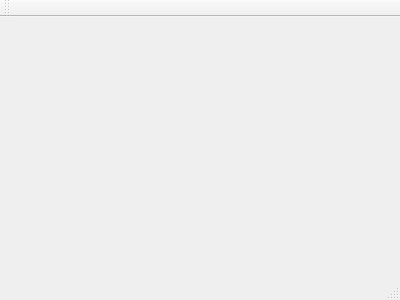
Before: the Qt Designer form eğitim  ve mini projeler/mini projeler/veritabani_deneme/mainwindow.ui in yakupc55/c--linux-havadurumu, drawn with Qt 5.
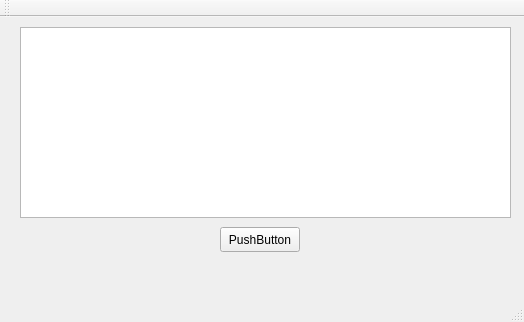
After: the same form once the commit is applied.

Patch:
```diff
--- a/eğitim  ve mini projeler/mini projeler/veritabani_deneme/mainwindow.ui
+++ b/eğitim  ve mini projeler/mini projeler/veritabani_deneme/mainwindow.ui
@@ -1,24 +1,63 @@
 <ui version="4.0">
  <class>MainWindow</class>
- <widget class="QMainWindow" name="MainWindow" >
-  <property name="geometry" >
+ <widget class="QMainWindow" name="MainWindow">
+  <property name="geometry">
    <rect>
     <x>0</x>
     <y>0</y>
-    <width>400</width>
-    <height>300</height>
+    <width>524</width>
+    <height>322</height>
    </rect>
   </property>
   <property name="windowTitle" >
    <string>MainWindow</string>
   </property>
-  <widget class="QMenuBar" name="menuBar" />
-  <widget class="QToolBar" name="mainToolBar" />
-  <widget class="QWidget" name="centralWidget" />
-  <widget class="QStatusBar" name="statusBar" />
+  <widget class="QWidget" name="centralWidget">
+   <widget class="QPushButton" name="pushButton">
+    <property name="geometry">
+     <rect>
+      <x>220</x>
+      <y>210</y>
+      <width>80</width>
+      <height>25</height>
+     </rect>
+    </property>
+    <property name="text">
+     <string>PushButton</string>
+    </property>
+   </widget>
+   <widget class="QTableView" name="tableView">
+    <property name="geometry">
+     <rect>
+      <x>20</x>
+      <y>10</y>
+      <width>491</width>
+      <height>191</height>
+     </rect>
+    </property>
+   </widget>
+  </widget>
+  <widget class="QMenuBar" name="menuBar">
+   <property name="geometry">
+    <rect>
+     <x>0</x>
+     <y>0</y>
+     <width>524</width>
+     <height>22</height>
+    </rect>
+   </property>
+  </widget>
+  <widget class="QToolBar" name="mainToolBar">
+   <attribute name="toolBarArea">
+    <enum>TopToolBarArea</enum>
+   </attribute>
+   <attribute name="toolBarBreak">
+    <bool>false</bool>
+   </attribute>
+  </widget>
+  <widget class="QStatusBar" name="statusBar"/>
  </widget>
- <layoutDefault spacing="6" margin="11" />
- <pixmapfunction></pixmapfunction>
+ <layoutdefault spacing="6" margin="11"/>
  <resources/>
  <connections/>
 </ui>
```
Left out of the diff: 3 changed lines with no effect on the pictures.
